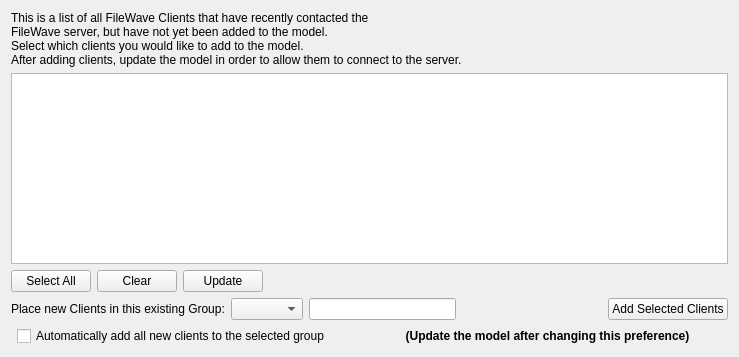
This is FWAdminLib/NewClientFromServerDlg.ui in fw-dev/translations as Qt 5 draws it before an edit. The edited form follows.
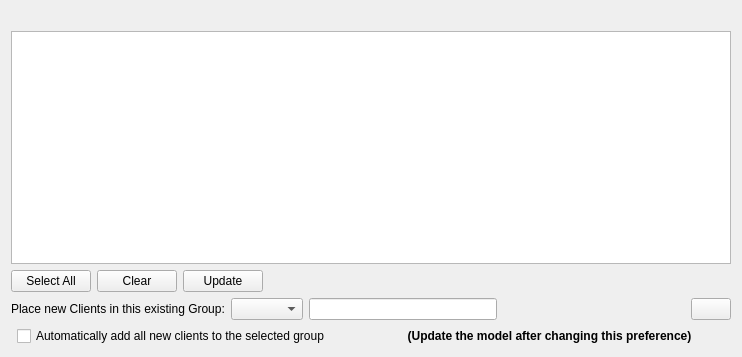
This is the edited form. Custom widgets are drawn as their Qt base class.

Patch:
```diff
--- a/FWAdminLib/NewClientFromServerDlg.ui
+++ b/FWAdminLib/NewClientFromServerDlg.ui
@@ -6,7 +6,7 @@
    <rect>
     <x>0</x>
     <y>0</y>
-    <width>739</width>
+    <width>742</width>
     <height>357</height>
    </rect>
   </property>
@@ -17,10 +17,7 @@
    <item>
     <widget class="QLabel" name="label">
      <property name="text">
-      <string>This is a list of all FileWave Clients that have recently contacted the
-FileWave server, but have not yet been added to the model.
-Select which clients you would like to add to the model.
-After adding clients, update the model in order to allow them to connect to the server.</string>
+      <string/>
      </property>
     </widget>
    </item>
@@ -131,7 +128,7 @@
         </sizepolicy>
        </property>
        <property name="text">
-        <string>Add Selected Clients</string>
+        <string/>
        </property>
        <property name="shortcut">
         <string>Return</string>
@@ -181,6 +178,11 @@
    <extends>QLineEdit</extends>
    <header>FileWaveGuiLib/searchlineedit/searchlineedit.h</header>
   </customwidget>
+  <customwidget>
+   <class>StyledTreeView</class>
+   <extends>QTreeView</extends>
+   <header>FileWaveGuiLib/styledviews/styledtreeview.h</header>
+  </customwidget>
  </customwidgets>
  <resources/>
  <connections/>
```
Left out of the diff: 2 changed lines with no effect on the pictures.
